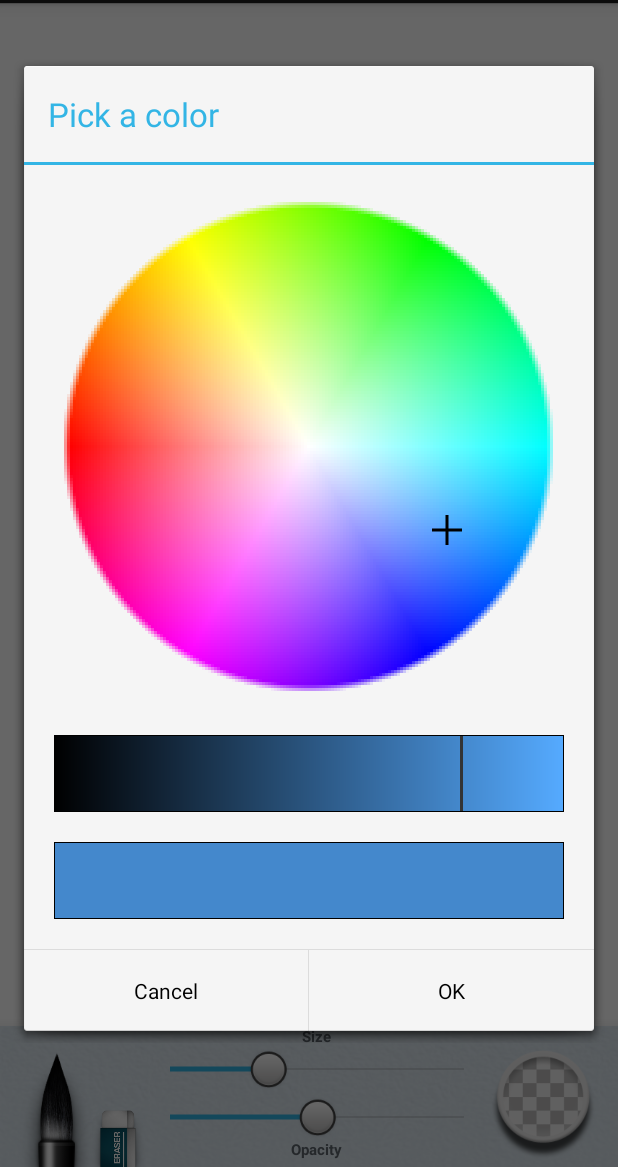
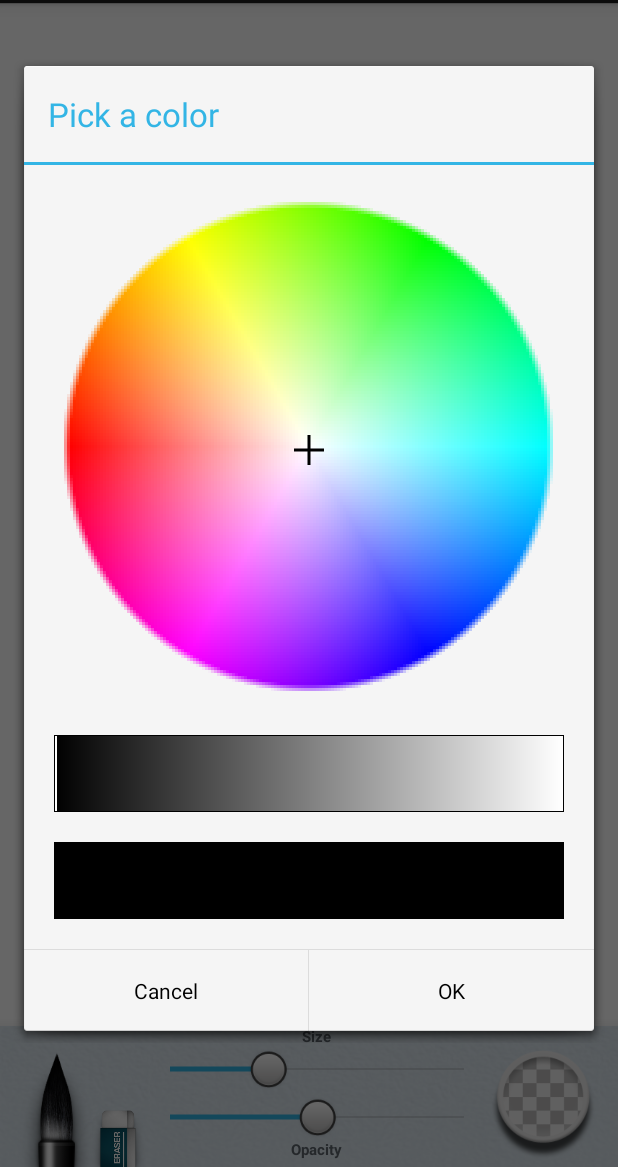
Before and after one commit to moondroid/PaintBrush, an Android app: the screen it shows after launch (MainActivity), after a tap on an icon or button, on a phone screen of 412 x 824 dp, the part 69-1236 px from its top. Run offline under Robolectric (Android 15) with nearby library versions, the phone set to English and light mode, and no system bars.

Commit message:
use brush.defaultColor

```diff
--- a/app/src/main/java/it/moondroid/paintbrush/MainActivity.java
+++ b/app/src/main/java/it/moondroid/paintbrush/MainActivity.java
@@ -41,7 +41,7 @@ public class MainActivity extends Activity {
         mFirstBrushButton.setImageResource(brush.iconId);
 
         mPaintView.setBrush(brush);
-        setColor(mDrawingColor);
+        setColor(brush.defaultColor);
         mPaintView.setDrawingBgColor(Color.WHITE);
 
         this.mSizeSeekBar = (PopupSeekBar) findViewById(R.id.sizePopupSeekbar);
@@ -93,7 +93,6 @@ public class MainActivity extends Activity {
                     public void colorSelected(Integer color) {
                         if(color!=null){
                             setColor(color);
-                            mDrawingColor = color;
                         }
                     }
                 });
@@ -118,6 +117,7 @@ public class MainActivity extends Activity {
     private void setColor(int color) {
         //this.mColorButton.setColor(getColorWithAlpha(color, this.mPaintView.getDrawingAlpha()));
         this.mPaintView.setDrawingColor(color);
+        mDrawingColor = color;
     }
 
     @Override
@@ -149,6 +149,7 @@ public class MainActivity extends Activity {
             if(mPaintView!=null){
                 mPaintView.setBrush(brushes[id]);
                 mFirstBrushButton.setImageResource(brushes[id].iconId);
+                setColor(brushes[id].defaultColor);
                 return true;
             }
         }
```
